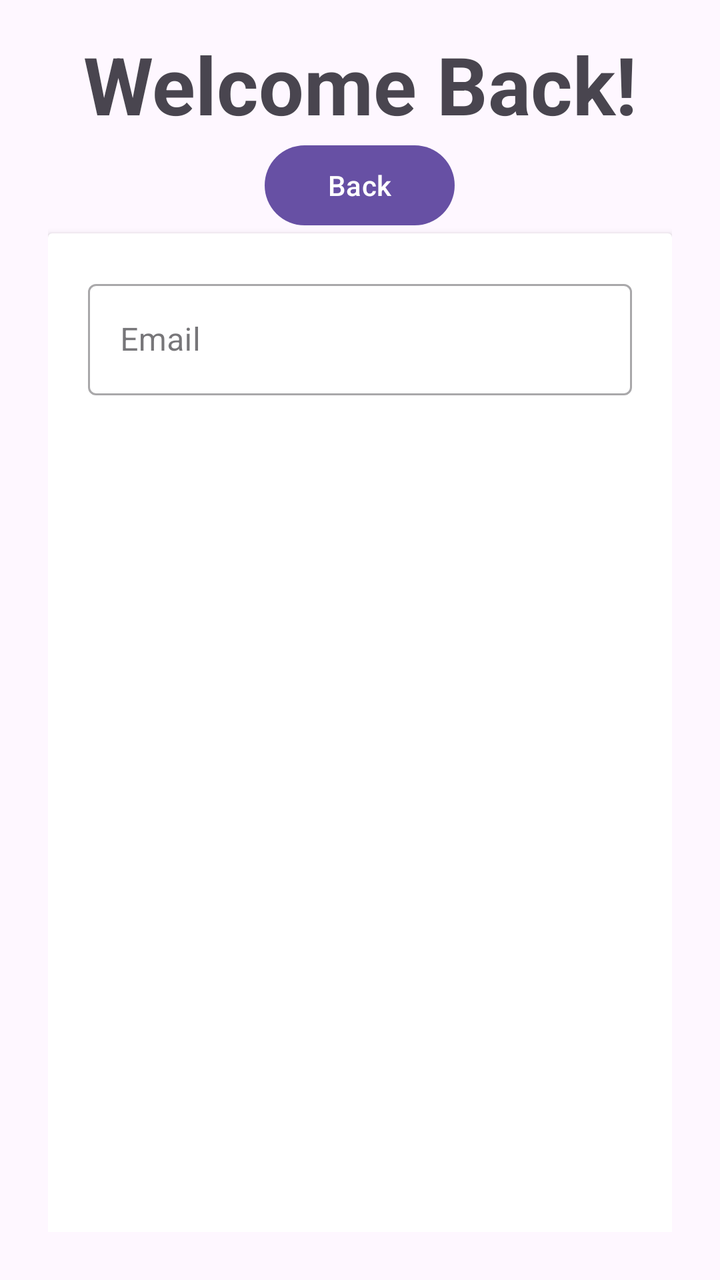
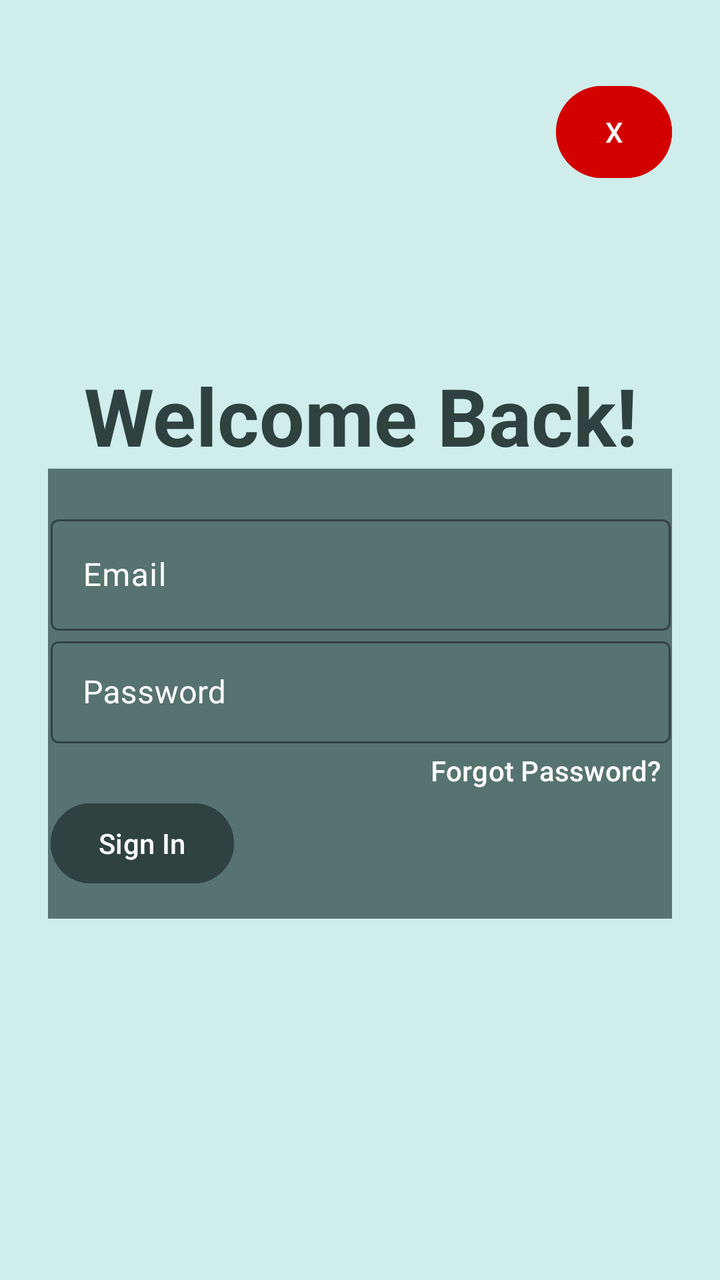

The first picture is an Android layout as it rendered before a commit; the second is the same layout after the commit. The layout source and the unified diff follow.
<!-- AndroidManifest.xml: application theme Theme.DailyPebble -->
<!-- res/layout/sign_in.xml -->
<?xml version="1.0" encoding="utf-8"?>
<LinearLayout xmlns:android="http://schemas.android.com/apk/res/android"
    xmlns:tools="http://schemas.android.com/tools"
    android:layout_width="match_parent"
    android:layout_height="match_parent"
    android:orientation="vertical"
    android:gravity="center"
    android:padding="24dp"
    tools:context=".SignIn">

    <TextView
        android:id="@+id/textView"
        android:layout_width="match_parent"
        android:layout_height="wrap_content"
        android:text="Welcome Back!"
        android:gravity="center"
        android:textSize="40dp"
        android:textStyle="bold"
        />

    <Button
        android:id="@+id/button"
        android:layout_width="95dp"
        android:layout_height="wrap_content"
        android:text="Back" />

    <androidx.cardview.widget.CardView
        android:layout_width="match_parent"
        android:layout_height="508dp" >

        <LinearLayout
            android:layout_width="match_parent"
            android:layout_height="wrap_content"
            android:orientation="vertical"
            android:padding="20dp">

            <com.google.android.material.textfield.TextInputLayout
                android:layout_width="match_parent"
                android:layout_height="wrap_content"
                android:hint="Email"
                style="@style/Widget.MaterialComponents.TextInputLayout.OutlinedBox"
                >

                <com.google.android.material.textfield.TextInputEditText
                    android:layout_width="match_parent"
                    android:layout_height="wrap_content"
                    android:inputType="textEmailAddress">

                </com.google.android.material.textfield.TextInputEditText>
            </com.google.android.material.textfield.TextInputLayout>

        </LinearLayout>

    </androidx.cardview.widget.CardView>

</LinearLayout>
<!-- resources referenced by this layout -->
<resources>
  <style name="Theme.DailyPebble" parent="Base.Theme.DailyPebble" />
  <style name="Base.Theme.DailyPebble" parent="Theme.Material3.DayNight.NoActionBar">
          
          
      </style>
</resources>

<!-- the commit's change to res/layout/sign_in.xml (unified diff, before → after) -->
@@ -1,56 +1,124 @@
 <?xml version="1.0" encoding="utf-8"?>
-<LinearLayout xmlns:android="http://schemas.android.com/apk/res/android"
+<androidx.constraintlayout.widget.ConstraintLayout xmlns:android="http://schemas.android.com/apk/res/android"
     xmlns:tools="http://schemas.android.com/tools"
+    xmlns:app="http://schemas.android.com/apk/res-auto"
     android:layout_width="match_parent"
     android:layout_height="match_parent"
     android:orientation="vertical"
     android:gravity="center"
     android:padding="24dp"
-    tools:context=".SignIn">
-
-    <TextView
-        android:id="@+id/textView"
-        android:layout_width="match_parent"
-        android:layout_height="wrap_content"
-        android:text="Welcome Back!"
-        android:gravity="center"
-        android:textSize="40dp"
-        android:textStyle="bold"
-        />
+    tools:context=".SignIn"
+    android:background="#ceedeb">
 
     <Button
-        android:id="@+id/button"
-        android:layout_width="95dp"
+        android:layout_width="58dp"
+        android:layout_height="54dp"
+        android:backgroundTint="#d30000"
+        android:text="X"
+        android:layout_marginTop="15dp"
+        app:layout_constraintEnd_toEndOf="parent"
+        app:layout_constraintTop_toTopOf="parent" />
+
+
+    <LinearLayout
+        android:layout_width="350dp"
         android:layout_height="wrap_content"
-        android:text="Back" />
+        android:orientation="vertical"
+        app:layout_constraintBottom_toBottomOf="parent"
+        app:layout_constraintEnd_toEndOf="parent"
+        app:layout_constraintStart_toStartOf="parent"
+        app:layout_constraintTop_toTopOf="parent">
 
-    <androidx.cardview.widget.CardView
-        android:layout_width="match_parent"
-        android:layout_height="508dp" >
-
-        <LinearLayout
+        <TextView
+            android:id="@+id/textView"
             android:layout_width="match_parent"
             android:layout_height="wrap_content"
-            android:orientation="vertical"
-            android:padding="20dp">
+            android:gravity="center"
+            android:text="Welcome Back!"
+            android:textColor="#2F4240"
+            android:textSize="40dp"
+            android:textStyle="bold"
+            tools:layout_editor_absoluteX="32dp"
+            tools:layout_editor_absoluteY="93dp" />
 
-            <com.google.android.material.textfield.TextInputLayout
+        <androidx.cardview.widget.CardView
+            android:layout_width="match_parent"
+            android:layout_height="225dp"
+            android:backgroundTint="#567370"
+            app:cardCornerRadius="16dp">
+
+            <LinearLayout
                 android:layout_width="match_parent"
-                android:layout_height="wrap_content"
-                android:hint="Email"
-                style="@style/Widget.MaterialComponents.TextInputLayout.OutlinedBox"
-                >
+                android:layout_height="237dp"
+                android:orientation="vertical"
+                android:padding="20dp"
+                tools:layout_editor_absoluteX="32dp"
+                tools:layout_editor_absoluteY="304dp">
 
-                <com.google.android.material.textfield.TextInputEditText
+                <com.google.android.material.textfield.TextInputLayout
                     android:layout_width="match_parent"
                     android:layout_height="wrap_content"
-                    android:inputType="textEmailAddress">
+                    android:hint="Email"
+                    android:textColorHint="@color/white"
+                    app:hintTextColor="@color/white"
+                    app:boxStrokeColor="@color/white">
 
-                </com.google.android.material.textfield.TextInputEditText>
-            </com.google.android.material.textfield.TextInputLayout>
+                    <com.google.android.material.textfield.TextInputEditText
+                        android:layout_width="match_parent"
+                        android:layout_height="wrap_content"
+                        android:inputType="textEmailAddress"
+                        android:textColor="@color/white">
 
-        </LinearLayout>
+                    </com.google.android.material.textfield.TextInputEditText>
 
-    </androidx.cardview.widget.CardView>
+                </com.google.android.material.textfield.TextInputLayout>
 
-</LinearLayout>
+                <com.google.android.material.textfield.TextInputLayout
+                    style="@style/Widget.MaterialComponents.TextInputLayout.OutlinedBox"
+                    android:layout_width="match_parent"
+                    android:layout_height="wrap_content"
+                    android:hint="Password"
+                    android:textColorHint="@color/white"
+                    app:hintTextColor="@color/white"
+                    app:boxStrokeColor="@color/white">
+
+                    <com.google.android.material.textfield.TextInputEditText
+                        android:layout_width="match_parent"
+                        android:layout_height="51dp"
+                        android:inputType="textPassword"
+                        android:textColor="@color/white" />
+
+                </com.google.android.material.textfield.TextInputLayout>
+
+
+                <Button
+                    android:id="@+id/forgotPasswordButton"
+                    android:layout_width="125dp"
+                    android:layout_height="26dp"
+                    android:layout_gravity="end"
+                    android:backgroundTint="#00000000"
+                    android:maxHeight="10dp"
+                    android:minWidth="0dp"
+                    android:minHeight="0dp"
+                    android:paddingHorizontal="0dp"
+                    android:paddingTop="0dp"
+                    android:paddingBottom="0dp"
+                    android:text="Forgot Password?"
+                    android:textColor="@color/white" />
+
+                <Button
+                    android:id="@+id/button2"
+                    android:layout_width="wrap_content"
+                    android:layout_height="wrap_content"
+                    android:backgroundTint="#2F4240"
+
+                    android:text="Sign In" />
+
+            </LinearLayout>
+
+
+        </androidx.cardview.widget.CardView>
+
+    </LinearLayout>
+
+</androidx.constraintlayout.widget.ConstraintLayout>
<!-- resource entries referenced after the edit -->
@@ -1,5 +1,6 @@
 <!-- resources referenced by this layout -->
 <resources>
+  <color name="white">#FFFFFFFF</color>
   <style name="Theme.DailyPebble" parent="Base.Theme.DailyPebble" />
   <style name="Base.Theme.DailyPebble" parent="Theme.Material3.DayNight.NoActionBar">
           
